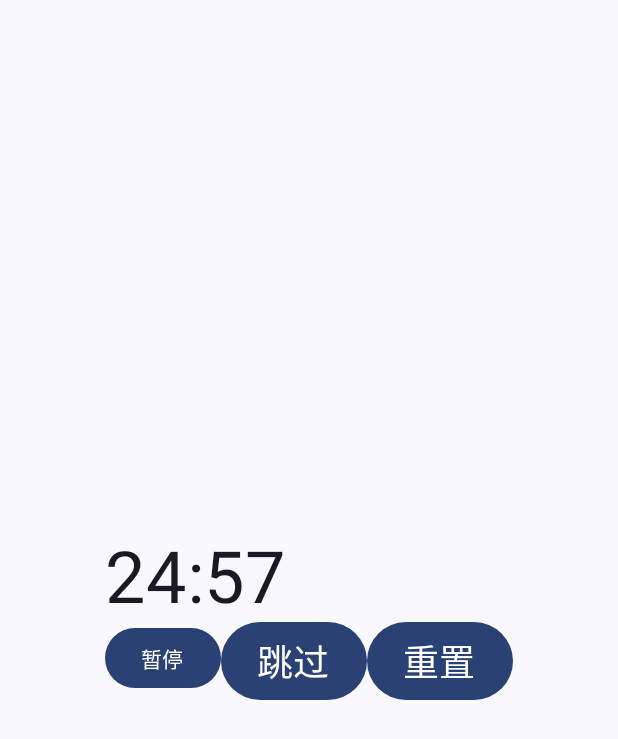
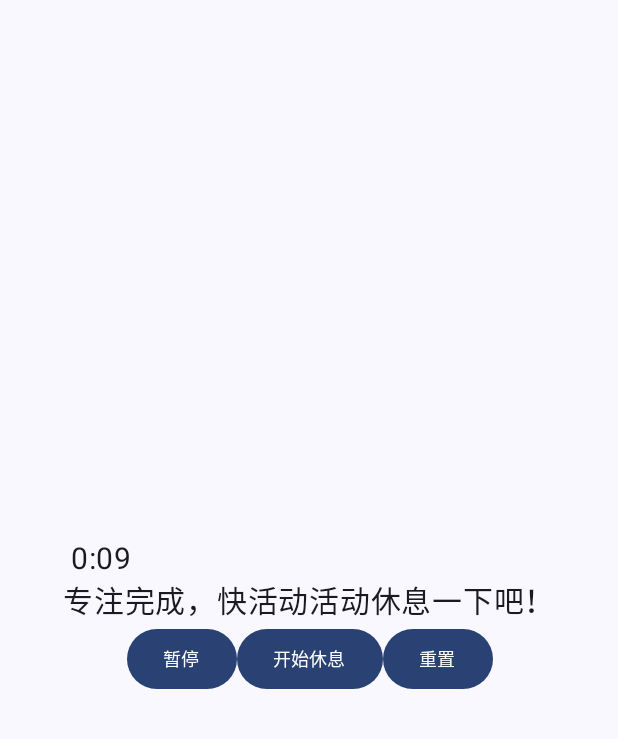
Before and after one commit to Fifate/Pomodoro, an Android app built with Jetpack Compose: the screen it shows after launch (MainActivity), after a tap on "继续", on a phone screen of 412 x 824 dp. Shown: the top 739 px of the screen. Run offline under Robolectric (Android 15) with nearby library versions, the phone set to English and light mode, and no system bars; 2 other taps on this screen came first.

Commit message:
fix: 稍微调整了一下ui布局。

```diff
--- a/app/src/main/java/com/fifate/tomato_clock/MainActivity.kt
+++ b/app/src/main/java/com/fifate/tomato_clock/MainActivity.kt
@@ -59,7 +59,7 @@ class MainActivity : ComponentActivity() {
 @Preview(showBackground = true)
 @Composable
 fun PomodoroTimer() {
-    var state:PomodoroState by remember { mutableStateOf(PomodoroState.INIT) }
+    var state:PomodoroState by remember { mutableStateOf(PomodoroState.FOCUSED) }
 
 
     // State to store the initial and remaining time in seconds
@@ -178,12 +178,12 @@ fun PomodoroTimer() {
             PomodoroState.INIT -> Button(onClick = { startFocus() }){
                 Text(text = "开始专注", fontSize = 24.sp)
             }
-            PomodoroState.FOCUSING -> Column{
+            PomodoroState.FOCUSING -> Column(modifier = Modifier.align(Alignment.CenterHorizontally)){
 
-                Text(timeDisplay.value, fontSize = 48.sp) //显示倒计时
+                Text(timeDisplay.value, fontSize = 100.sp,modifier = Modifier.align(Alignment.CenterHorizontally)) //显示倒计时
                 Row {
                     if (!isPause){
-                        Button(onClick = {pauseTimer()}) { Text(text = "暂停") }
+                        Button(onClick = {pauseTimer()}) { Text(text = "暂停",fontSize=24.sp) }
                         Button(onClick = {skipFocus()}){ Text(text="跳过", fontSize=24.sp) }
                     }else {
                         Button(onClick = {continueTimer()}) { Text(text = "继续") }
@@ -191,20 +191,20 @@ fun PomodoroTimer() {
                     Button(onClick = {resetTimer()}){Text(text="重置", fontSize=24.sp)} //重置按钮
                 }
             }
-            PomodoroState.FOCUSED -> Column {
-                Text(String.format("%2d:%02d", overFocusTime / 60, overFocusTime % 60), fontSize = 24.sp)
-                Text(text="专注完成，快活动活动休息一下吧！", fontSize = 48.sp)
-                Row {
+            PomodoroState.FOCUSED -> Column(modifier = Modifier.align(Alignment.CenterHorizontally)) {
+                Text(String.format("%2d:%02d", overFocusTime / 60, overFocusTime % 60), fontSize = 20.sp)
+                Text(text="专注完成，快活动活动休息一下吧！", fontSize = 20.sp,modifier = Modifier.align(Alignment.CenterHorizontally))
+                Row(modifier = Modifier.align(Alignment.CenterHorizontally)) {
                     if (!isPause){
-                        Button(onClick = {pauseTimer()}) { Text(text = "暂停") }
-                        Button(onClick = {startBreak()}){ Text(text="开始休息", fontSize=24.sp) }
+                        Button(onClick = {pauseTimer()}) { Text(text = "暂停",fontSize=12.sp)}
+                        Button(onClick = {startBreak()}){ Text(text="开始休息", fontSize=12.sp) }
                     }else {
-                        Button(onClick = {continueTimer()}) { Text(text = "继续") }
+                        Button(onClick = {continueTimer()}) { Text(text = "继续",fontSize=12.sp) }
                     }
-                    Button(onClick = {resetTimer()}){Text(text="重置", fontSize=24.sp)} //重置按钮
+                    Button(onClick = {resetTimer()}){Text(text="重置", fontSize=12.sp)} //重置按钮
                 }
             }
-            PomodoroState.BREAKING -> Column {
+            PomodoroState.BREAKING -> Column(modifier = Modifier.align(Alignment.CenterHorizontally)) {
                 Text(text="休息中", fontSize = 48.sp)
                 Text(String.format("%2d:%02d", remainingBreakTime / 60, remainingBreakTime % 60), fontSize = 48.sp)
                 Row {
```
